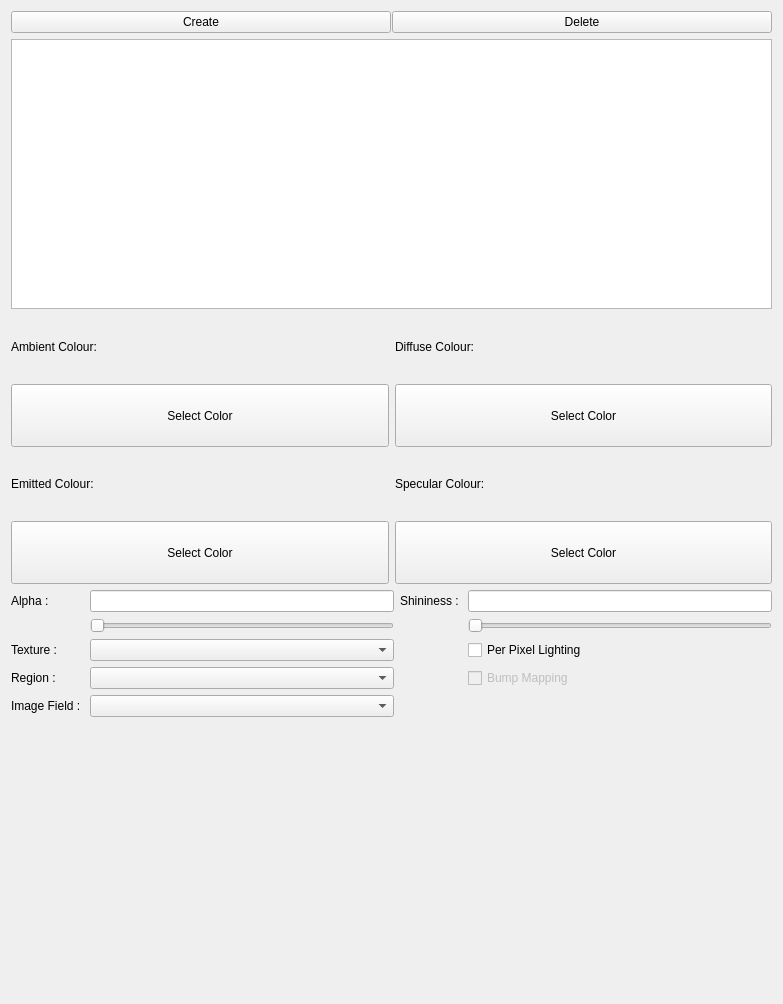
This is res/designer/materialeditorwidget.ui in hsorby/cmlibs.widgets as Qt 5 draws it before an edit. The edited form follows.
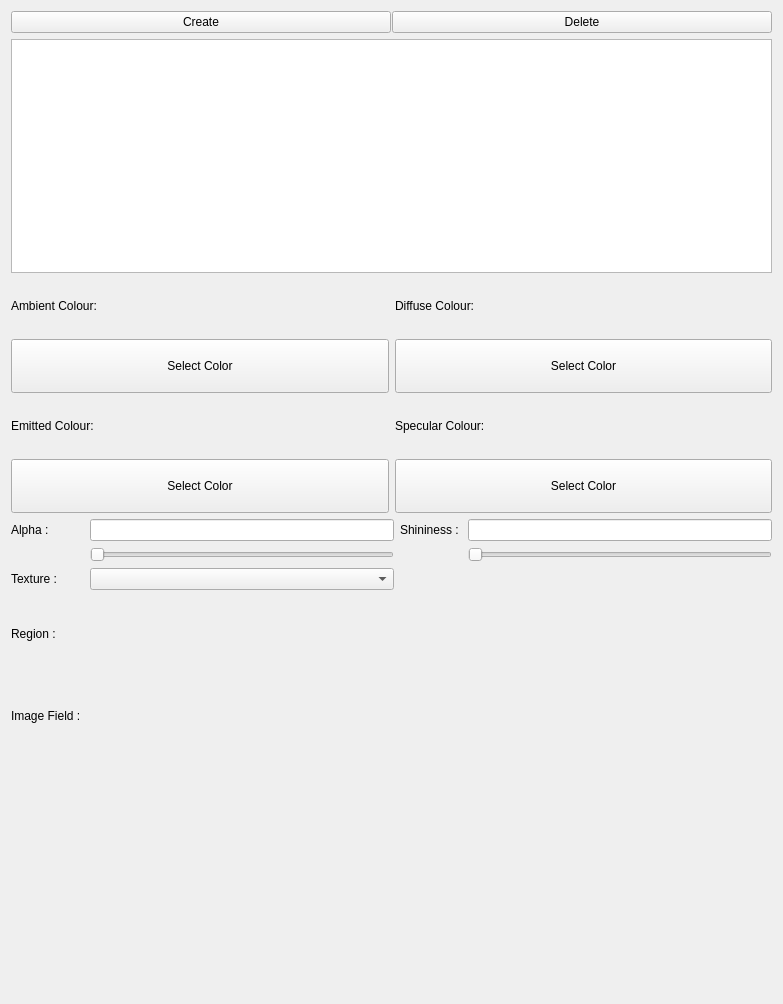
This is the edited form. Custom widgets are drawn as their Qt base class.

What changed in the file:
```diff
--- a/res/designer/materialeditorwidget.ui
+++ b/res/designer/materialeditorwidget.ui
@@ -208,27 +208,10 @@
       </widget>
      </item>
      <item row="3" column="1">
-      <widget class="QComboBox" name="region_comboBox"/>
+      <widget class="RegionChooserWidget" name="region_comboBox" native="true"/>
      </item>
      <item row="4" column="1">
-      <widget class="QComboBox" name="imageField_comboBox"/>
-     </item>
-     <item row="3" column="3">
-      <widget class="QCheckBox" name="bumpMapping_checkBox">
-       <property name="enabled">
-        <bool>false</bool>
-       </property>
-       <property name="text">
-        <string>Bump Mapping</string>
-       </property>
-      </widget>
-     </item>
-     <item row="2" column="3">
-      <widget class="QCheckBox" name="perPixelLighting_checkBox">
-       <property name="text">
-        <string>Per Pixel Lighting</string>
-       </property>
-      </widget>
+      <widget class="FieldChooserWidget" name="imageField_comboBox"/>
      </item>
     </layout>
    </item>
@@ -244,6 +227,18 @@
    <header>opencmiss/zincwidgets/sceneviewerwidget.h</header>
    <container>1</container>
   </customwidget>
+  <customwidget>
+   <class>RegionChooserWidget</class>
+   <extends>QWidget</extends>
+   <header>opencmiss/zincwidgets/regionchooserwidget.h</header>
+   <container>1</container>
+  </customwidget>
+    <customwidget>
+   <class>FieldChooserWidget</class>
+   <extends>QWidget</extends>
+   <header>opencmiss/zincwidgets/fieldchooserwidget.h</header>
+   <container>1</container>
+  </customwidget>
  </customwidgets>
  <resources/>
  <connections/>
```
